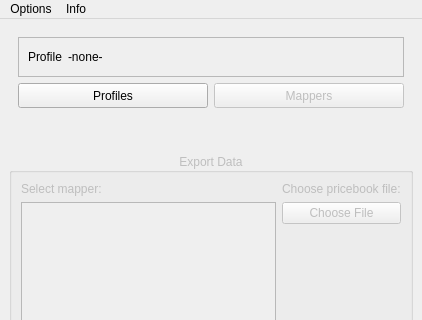
Above: ui/templates/mainMenu.ui from GrzegorzTwardy/Quickport before the change; both pictures show x 0 to 422 and y 0 to 320 of the 422 by 458 pixel window. Below: the same form after it.
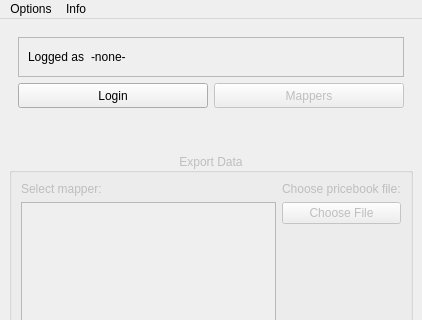
That is the form after the change.

Commit message: refactor: implemented ouath 2.0 authorization code flow and removed profile logic

```diff
--- a/ui/templates/mainMenu.ui
+++ b/ui/templates/mainMenu.ui
@@ -54,7 +54,7 @@
           </size>
          </property>
          <property name="text">
-          <string>Profiles</string>
+          <string>Login</string>
          </property>
          <property name="flat">
           <bool>false</bool>
@@ -113,7 +113,7 @@
           <item>
            <widget class="QLabel" name="currentUserLabel">
             <property name="text">
-             <string>Profile</string>
+             <string>Logged as</string>
             </property>
            </widget>
           </item>
```
Left out of the diff: 6 changed lines with no effect on the pictures. The commit also changes 33 other files.
